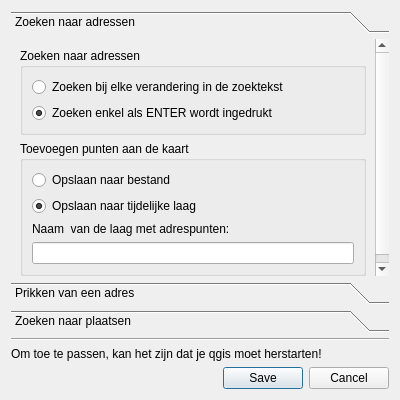
The window that ui_geopunt4QgisSettings.ui (warrieka/geopunt4Qgis) describes before a commit, drawn with Qt 5.
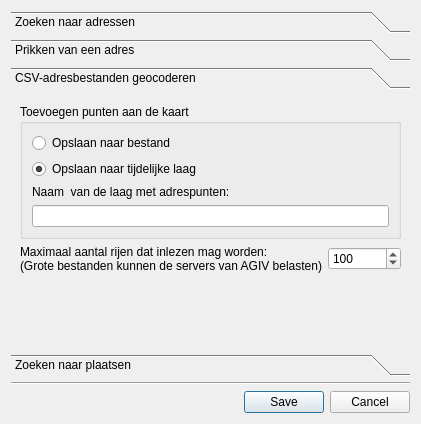
The same window after the commit. The open tabs and pages were chosen to show the change. Icons and pictures are not drawn.

Commit message: settings no longer require restart, update batchgeocode

Patch:
```diff
--- a/ui_geopunt4QgisSettings.ui
+++ b/ui_geopunt4QgisSettings.ui
@@ -6,8 +6,8 @@
    <rect>
     <x>0</x>
     <y>0</y>
-    <width>400</width>
-    <height>400</height>
+    <width>421</width>
+    <height>424</height>
    </rect>
   </property>
   <property name="minimumSize">
@@ -26,13 +26,16 @@
   <layout class="QVBoxLayout" name="verticalLayout">
    <item>
     <widget class="QToolBox" name="settingsTab">
+     <property name="frameShape">
+      <enum>QFrame::NoFrame</enum>
+     </property>
      <widget class="QWidget" name="adresTab">
       <property name="geometry">
        <rect>
         <x>0</x>
         <y>0</y>
-        <width>382</width>
-        <height>242</height>
+        <width>403</width>
+        <height>258</height>
        </rect>
       </property>
       <attribute name="label">
@@ -70,6 +73,9 @@
          <property name="title">
           <string>Toevoegen punten aan de kaart</string>
          </property>
+         <property name="checkable">
+          <bool>false</bool>
+         </property>
          <layout class="QVBoxLayout" name="verticalLayout_2">
           <item>
            <widget class="QRadioButton" name="adresSavetoFileChk">
@@ -180,6 +186,108 @@
        </item>
       </layout>
      </widget>
+     <widget class="QWidget" name="batchgeoCodeTab">
+      <property name="geometry">
+       <rect>
+        <x>0</x>
+        <y>0</y>
+        <width>371</width>
+        <height>177</height>
+       </rect>
+      </property>
+      <attribute name="icon">
+       <iconset resource="resources.qrc">
+        <normaloff>:/plugins/geopunt4Qgis/images/geopuntBatchgeocodeSmall.png</normaloff>:/plugins/geopunt4Qgis/images/geopuntBatchgeocodeSmall.png</iconset>
+      </attribute>
+      <attribute name="label">
+       <string>CSV-adresbestanden geocoderen</string>
+      </attribute>
+      <layout class="QVBoxLayout" name="verticalLayout_10">
+       <item>
+        <widget class="QGroupBox" name="add2mapBox_3">
+         <property name="title">
+          <string>Toevoegen punten aan de kaart</string>
+         </property>
+         <property name="checkable">
+          <bool>false</bool>
+         </property>
+         <layout class="QVBoxLayout" name="verticalLayout_9">
+          <item>
+           <widget class="QRadioButton" name="batchSavetoFileChk">
+            <property name="text">
+             <string>Opslaan naar bestand </string>
+            </property>
+           </widget>
+          </item>
+          <item>
+           <widget class="QRadioButton" name="batchSaveMemoryChk">
+            <property name="text">
+             <string>Opslaan naar tijdelijke laag</string>
+            </property>
+            <property name="checked">
+             <bool>true</bool>
+            </property>
+           </widget>
+          </item>
+          <item>
+           <widget class="QLabel" name="label_3">
+            <property name="text">
+             <string>Naam  van de laag met adrespunten:</string>
+            </property>
+           </widget>
+          </item>
+          <item>
+           <widget class="QLineEdit" name="batchLayerTxt"/>
+          </item>
+         </layout>
+        </widget>
+       </item>
+       <item>
+        <layout class="QHBoxLayout" name="horizontalLayout">
+         <item>
+          <widget class="QLabel" name="maxRecordsLabel">
+           <property name="text">
+            <string>Maximaal aantal rijen dat inlezen mag worden: &lt;br/&gt;
+(Grote bestanden kunnen de servers van AGIV belasten)</string>
+           </property>
+          </widget>
+         </item>
+         <item>
+          <widget class="QSpinBox" name="maxRowsSpinBox">
+           <property name="suffix">
+            <string/>
+           </property>
+           <property name="prefix">
+            <string/>
+           </property>
+           <property name="minimum">
+            <number>1</number>
+           </property>
+           <property name="maximum">
+            <number>5000</number>
+           </property>
+           <property name="value">
+            <number>100</number>
+           </property>
+          </widget>
+         </item>
+        </layout>
+       </item>
+       <item>
+        <spacer name="verticalSpacer_3">
+         <property name="orientation">
+          <enum>Qt::Vertical</enum>
+         </property>
+         <property name="sizeHint" stdset="0">
+          <size>
+           <width>20</width>
+           <height>70</height>
+          </size>
+         </property>
+        </spacer>
+       </item>
+      </layout>
+     </widget>
      <widget class="QWidget" name="poiTab">
       <property name="geometry">
        <rect>
@@ -194,7 +302,7 @@
       </attribute>
       <layout class="QVBoxLayout" name="verticalLayout_7">
        <item>
-        <widget class="QGroupBox" name="add2mapBox_3">
+        <widget class="QGroupBox" name="add2mapBox_4">
          <property name="title">
           <string>Toevoegen punten aan de kaart</string>
          </property>
@@ -217,7 +325,7 @@
            </widget>
           </item>
           <item>
-           <widget class="QLabel" name="label_3">
+           <widget class="QLabel" name="label_4">
             <property name="text">
              <string>Naam  van de laag met adrespunten:</string>
             </property>
@@ -253,13 +361,6 @@
      </property>
     </widget>
    </item>
-   <item>
-    <widget class="QLabel" name="label">
-     <property name="text">
-      <string>Om toe te passen, kan het zijn dat je qgis moet herstarten!</string>
-     </property>
-    </widget>
-   </item>
    <item>
     <widget class="QDialogButtonBox" name="buttonBox">
      <property name="orientation">
```
Left out of the diff: 22 changed lines with no effect on the pictures. The commit also changes 21 other files.
